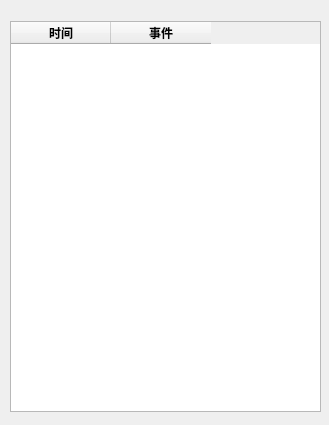
The window that dialog_devicelog.ui (Shun14/simcomManager2.0) describes before a commit, drawn with Qt 5.
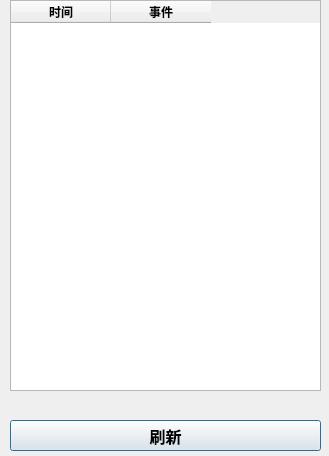
The same window after the commit.

Commit message: 1.1.0版本  Event日志刷新功能 ，批量清除数据功能，数据表导出功能。 修复未定位查看定位崩溃bug。将http请求 改为单例模式

Patch:
```diff
--- a/dialog_devicelog.ui
+++ b/dialog_devicelog.ui
@@ -7,7 +7,7 @@
     <x>0</x>
     <y>0</y>
     <width>329</width>
-    <height>425</height>
+    <height>456</height>
    </rect>
   </property>
   <property name="windowTitle">
@@ -17,7 +17,7 @@
    <property name="geometry">
     <rect>
      <x>10</x>
-     <y>21</y>
+     <y>0</y>
      <width>311</width>
      <height>391</height>
     </rect>
@@ -41,6 +41,49 @@
     </property>
    </column>
   </widget>
+  <widget class="QPushButton" name="pushButton_Refresh">
+   <property name="geometry">
+    <rect>
+     <x>10</x>
+     <y>420</y>
+     <width>311</width>
+     <height>31</height>
+    </rect>
+   </property>
+   <property name="font">
+    <font>
+     <family>Agency FB</family>
+     <pointsize>12</pointsize>
+     <weight>75</weight>
+     <bold>true</bold>
+    </font>
+   </property>
+   <property name="text">
+    <string>刷新</string>
+   </property>
+  </widget>
+  <widget class="QLabel" name="label_Refresh">
+   <property name="geometry">
+    <rect>
+     <x>0</x>
+     <y>400</y>
+     <width>331</width>
+     <height>20</height>
+    </rect>
+   </property>
+   <property name="font">
+    <font>
+     <family>SimSun-ExtB</family>
+     <pointsize>12</pointsize>
+    </font>
+   </property>
+   <property name="text">
+    <string/>
+   </property>
+   <property name="alignment">
+    <set>Qt::AlignCenter</set>
+   </property>
+  </widget>
  </widget>
  <resources/>
  <connections/>
```
The commit also changes 12 other files.
